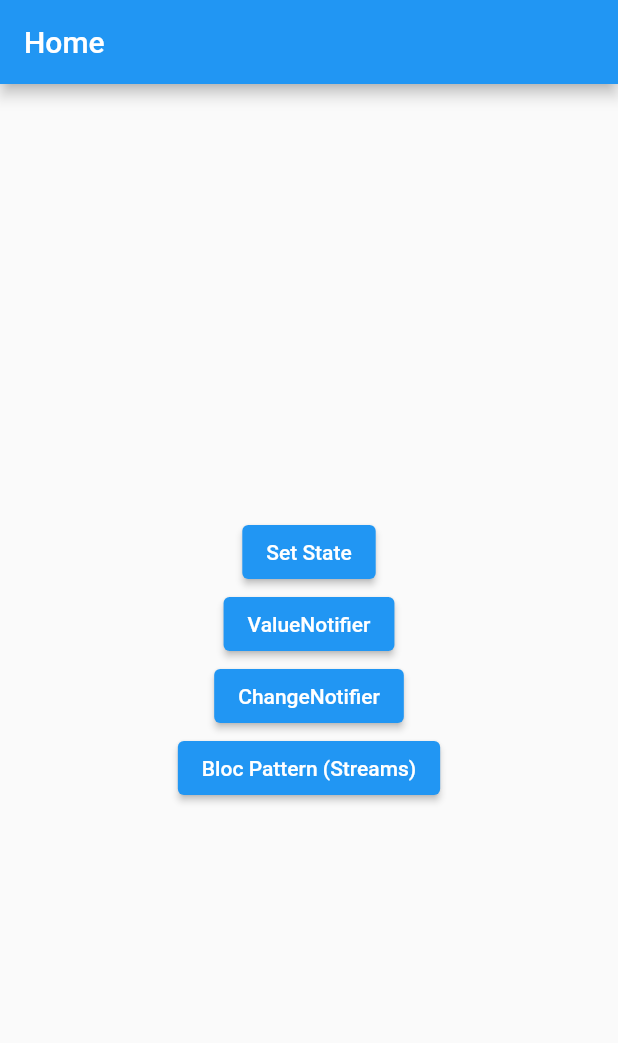
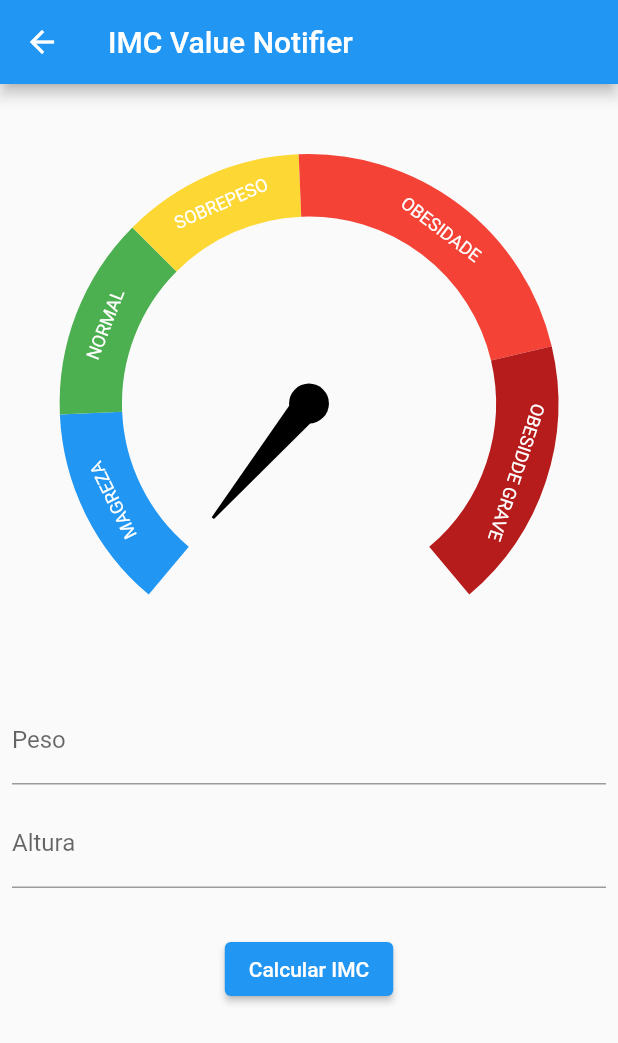
Before and after one commit to JnrMoraes/imc-flutter, a Flutter app: the screen it shows after launch, after a tap on "ValueNotifier", on a phone screen of 412 x 824 dp. Shown: the top 1043 px of the screen. Run offline on Flutter 3.47's test engine with Material 2 defaults, Android fonts, the phone set to English and light mode, and no system bars; drawn by our look-alikes of syncfusion_flutter_gauges; our stand-ins replace currency_text_input_formatter.

Commit message:
adding value notifier

```diff
--- a/lib/home_page.dart
+++ b/lib/home_page.dart
@@ -1,5 +1,7 @@
 import 'package:flutter/material.dart';
 import 'package:imc/setState/imc_setstate_page.dart';
+
+import 'value_notifier/value_notifier_page.dart';
 
 class HomePage extends StatelessWidget {
   const HomePage({Key? key}) : super(key: key);
@@ -27,7 +29,9 @@ class HomePage extends StatelessWidget {
               child: const Text('Set State'),
             ),
             ElevatedButton(
-              onPressed: () {},
+              onPressed: () {
+                _goTo(context, const ValueNotifierPage());
+              },
               child: const Text('ValueNotifier'),
             ),
             ElevatedButton(
--- /dev/null
+++ b/lib/value_notifier/value_notifier_page.dart
@@ -0,0 +1,129 @@
+import 'dart:math';
+
+import 'package:currency_text_input_formatter/currency_text_input_formatter.dart';
+import 'package:flutter/material.dart';
+import 'package:intl/intl.dart';
+
+import '../widget/imc_gauce_widget.dart';
+
+class ValueNotifierPage extends StatefulWidget {
+  const ValueNotifierPage({Key? key}) : super(key: key);
+
+  @override
+  State<ValueNotifierPage> createState() => _ValueNotifierPageState();
+}
+
+class _ValueNotifierPageState extends State<ValueNotifierPage> {
+  final pesoEC = TextEditingController();
+  final alturaEC = TextEditingController();
+  final formKey = GlobalKey<FormState>();
+  var imc = ValueNotifier(0.0);
+
+  Future<void> _calcularIMC(
+      {required double peso, required double altura}) async {
+    imc.value = 0;
+    await Future.delayed(const Duration(seconds: 1));
+    imc.value = peso / pow(altura, 2);
+  }
+
+  @override
+  void dispose() {
+    pesoEC.dispose();
+    alturaEC.dispose();
+    super.dispose();
+  }
+
+  @override
+  Widget build(BuildContext context) {
+    return Scaffold(
+      appBar: AppBar(
+        title: const Text('IMC Value Notifier'),
+      ),
+      body: SingleChildScrollView(
+        child: Form(
+          key: formKey,
+          child: Padding(
+            padding: const EdgeInsets.all(8.0),
+            child: Column(
+              children: [
+                const SizedBox(
+                  height: 30,
+                ),
+                ValueListenableBuilder(
+                  valueListenable: imc,
+                  builder: (_, imcValue, __) {
+                    return ImcGauceWidget(
+                      imc: imcValue,
+                    );
+                  },
+                ),
+                const SizedBox(
+                  height: 20,
+                ),
+                TextFormField(
+                  controller: pesoEC,
+                  keyboardType: TextInputType.number,
+                  decoration: const InputDecoration(labelText: 'Peso'),
+                  inputFormatters: [
+                    CurrencyTextInputFormatter(
+                      locale: 'pt_BR',
+                      symbol: '',
+                      turnOffGrouping: true,
+                      decimalDigits: 2,
+                    )
+                  ],
+                  validator: (String? value) {
+                    if (value == null || value.isEmpty) {
+                      return 'Peso obrigatório';
+                    }
+                    return null;
+                  },
+                ),
+                const SizedBox(
+                  height: 10,
+                ),
+                TextFormField(
+                  controller: alturaEC,
+                  keyboardType: TextInputType.number,
+                  decoration: const InputDecoration(labelText: 'Altura'),
+                  inputFormatters: [
+                    CurrencyTextInputFormatter(
+                      locale: 'pt_BR',
+                      symbol: '',
+                      turnOffGrouping: true,
+                      decimalDigits: 2,
+                    )
+                  ],
+                  validator: (String? value) {
+                    if (value == null || value.isEmpty) {
+                      return 'Altura obrigatória';
+                    }
+                    return null;
+                  },
+                ),
+                const SizedBox(
+                  height: 30,
+                ),
+                ElevatedButton(
+                  onPressed: () {
+                    var formValid = formKey.currentState?.validate() ?? false;
+                    if (formValid) {
+                      var formatter = NumberFormat.simpleCurrency(
+                          locale: 'pt_BR', decimalDigits: 2);
+
+                      double peso = formatter.parse(pesoEC.text) as double;
+                      double altura = formatter.parse(alturaEC.text) as double;
+
+                      _calcularIMC(peso: peso, altura: altura);
+                    }
+                  },
+                  child: const Text('Calcular IMC'),
+                ),
+              ],
+            ),
+          ),
+        ),
+      ),
+    );
+  }
+}
```
